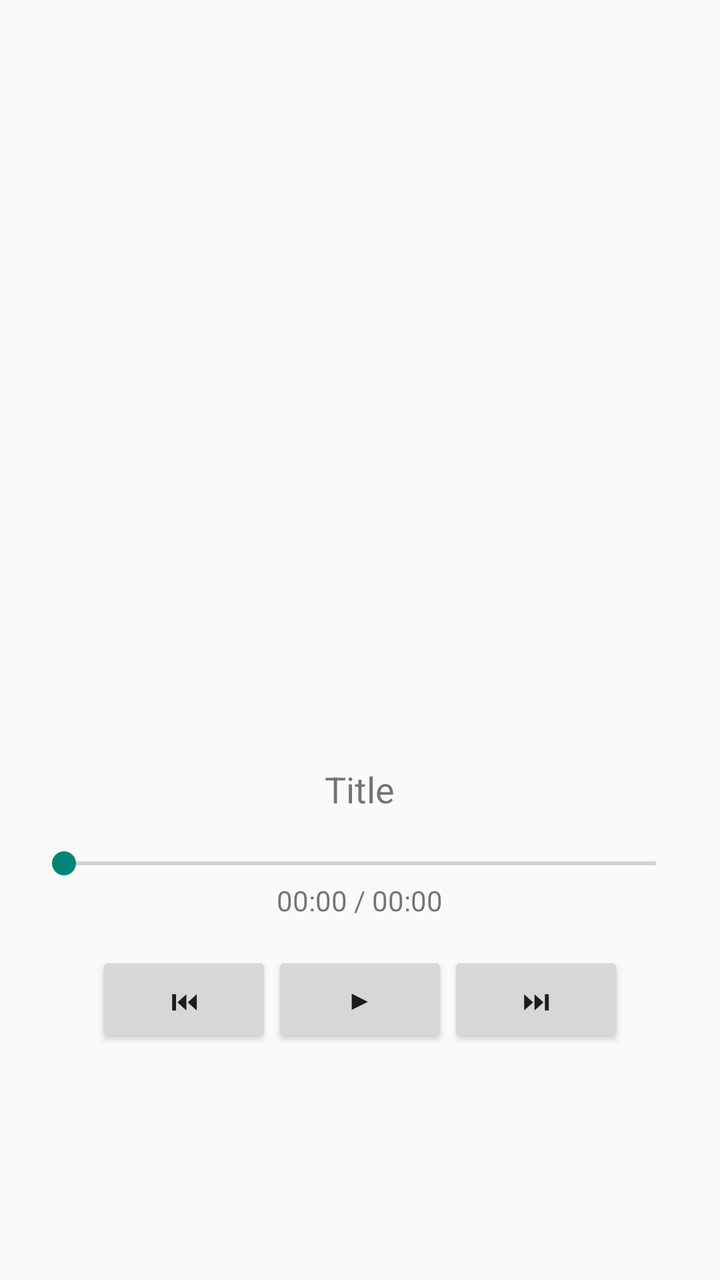
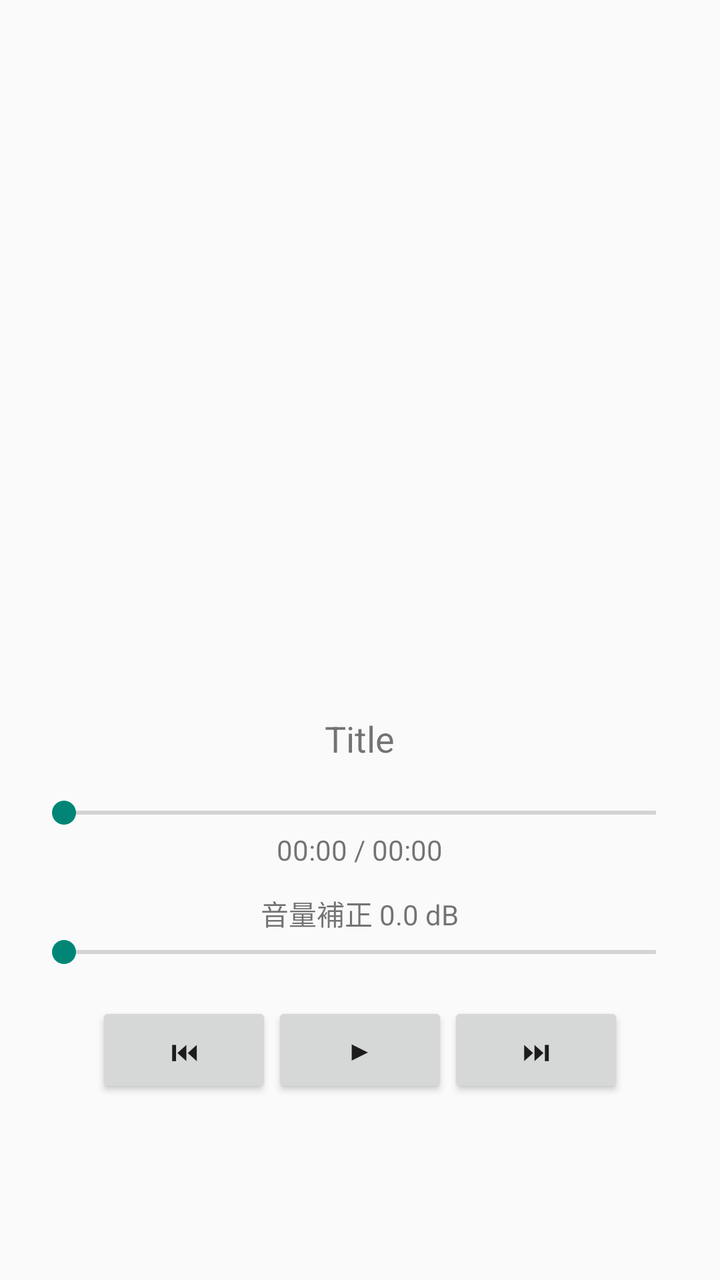

Screens rendered from an Android XML layout before and after an edit, with the pre-edit source and the edit as a unified diff.
<!-- AndroidManifest.xml: application theme Theme.AppCompat.Light.DarkActionBar -->
<!-- res/layout/activity_player.xml -->
<LinearLayout
    xmlns:android="http://schemas.android.com/apk/res/android"
    android:orientation="vertical"
    android:gravity="center"
    android:padding="16dp"
    android:layout_width="match_parent"
    android:layout_height="match_parent">

    <ImageView
        android:id="@+id/playerAlbumArt"
        android:layout_width="250dp"
        android:layout_height="250dp"
        android:scaleType="centerCrop"/>

    <TextView
        android:id="@+id/playerTitle"
        android:text="Title"
        android:textSize="18sp"
        android:layout_marginTop="16dp"
        android:layout_width="wrap_content"
        android:layout_height="wrap_content"/>

    <SeekBar
        android:id="@+id/playerSeekBar"
        android:layout_width="match_parent"
        android:layout_height="wrap_content"
        android:layout_marginTop="16dp"/>

    <TextView
        android:id="@+id/playerTimeText"
        android:text="00:00 / 00:00"
        android:layout_width="wrap_content"
        android:layout_height="wrap_content"
        android:layout_gravity="center"/>

    <LinearLayout
        android:orientation="horizontal"
        android:layout_marginTop="16dp"
        android:layout_width="wrap_content"
        android:layout_height="wrap_content">

    <Button
        android:id="@+id/playerPrev"
        android:layout_width="wrap_content"
        android:layout_height="wrap_content"
        android:text="⏮"/>

    <Button
        android:id="@+id/playerPlayPause"
        android:layout_width="wrap_content"
        android:layout_height="wrap_content"
        android:text="▶"/>

    <Button
        android:id="@+id/playerNext"
        android:layout_width="wrap_content"
        android:layout_height="wrap_content"
        android:text="⏭"/>
    </LinearLayout>

</LinearLayout>
<!-- resources referenced by this layout -->
<resources>

</resources>

<!-- the commit's change to res/layout/activity_player.xml (unified diff, before → after) -->
@@ -33,6 +33,20 @@
         android:layout_height="wrap_content"
         android:layout_gravity="center"/>
 
+    <TextView
+        android:id="@+id/playerGainText"
+        android:text="音量補正 0.0 dB"
+        android:layout_marginTop="12dp"
+        android:layout_width="wrap_content"
+        android:layout_height="wrap_content"/>
+
+    <SeekBar
+        android:id="@+id/playerGainSeekBar"
+        android:contentDescription="曲ごとの音量補正"
+        android:max="1200"
+        android:layout_width="match_parent"
+        android:layout_height="wrap_content"/>
+
     <LinearLayout
         android:orientation="horizontal"
         android:layout_marginTop="16dp"
